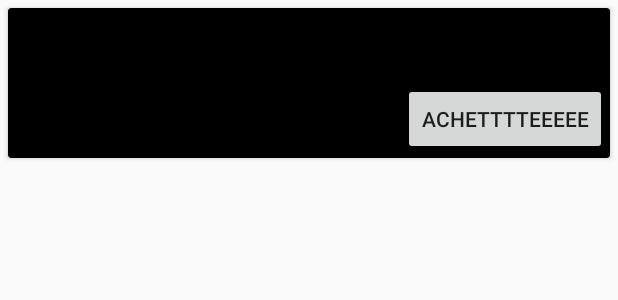
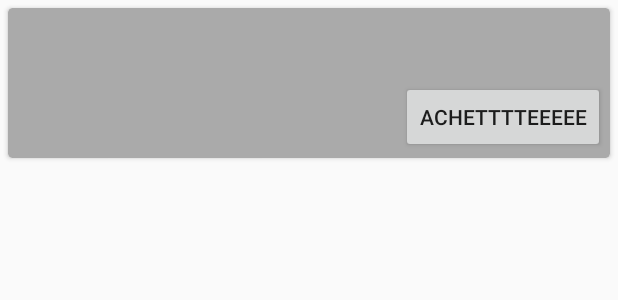
Before and after one commit to Lyofen/HenriPotier, an Android app: the layout item_book.xml on its own in the app's theme, with its tools: preview values and no code run, on a phone screen of 412 x 824 dp. Shown: the top 300 px of the screen. Run offline under Robolectric (Android 15) with nearby library versions, the phone set to English and light mode, and no system bars.

Commit message:
cardview design

```diff
--- a/app/src/main/java/com/remytabardel/henripotier/adapters/BookAdapter.java
+++ b/app/src/main/java/com/remytabardel/henripotier/adapters/BookAdapter.java
@@ -6,6 +6,7 @@ import android.view.LayoutInflater;
 import android.view.View;
 import android.view.ViewGroup;
 import android.widget.ImageView;
+import android.widget.RelativeLayout;
 import android.widget.TextView;
 
 import com.remytabardel.henripotier.R;
@@ -27,6 +28,7 @@ public class BookAdapter extends RecyclerView.Adapter<BookAdapter.ViewHolder> {
         @BindView(R.id.textview_price) TextView mTextViewPrice;
         @BindView(R.id.textview_isbn) TextView mTextViewIsbn;
         @BindView(R.id.imageview_cover) ImageView mImageViewCover;
+        @BindView(R.id.relative_content) RelativeLayout mRelativeContent;
 
         public ViewHolder(View view) {
             super(view);
@@ -62,8 +64,7 @@ public class BookAdapter extends RecyclerView.Adapter<BookAdapter.ViewHolder> {
         //set theme colors
         holder.mTextViewTitle.setTextColor(currentBook.getBookTheme().getColorTextTitle());
         holder.mTextViewIsbn.setTextColor(currentBook.getBookTheme().getColorTextBody());
-       // holder.mTextViewPrice.setTextColor(currentBook.getBookTheme().getColorTextBody());
-        holder.itemView.setBackgroundColor(currentBook.getBookTheme().getColorBackground());
+        holder.mRelativeContent.setBackgroundColor(currentBook.getBookTheme().getColorBackground());
 
     }
 
--- a/app/src/main/res/layout/item_book.xml
+++ b/app/src/main/res/layout/item_book.xml
@@ -1,18 +1,18 @@
 <?xml version="1.0" encoding="utf-8"?>
 <android.support.v7.widget.CardView xmlns:android="http://schemas.android.com/apk/res/android"
-                                    xmlns:app="http://schemas.android.com/apk/res-auto"
-                                    android:layout_width="match_parent"
-                                    android:layout_height="@dimen/item_book_height"
-                                    android:layout_margin="5dp"
-                                    android:padding="2dp"
-                                    app:cardBackgroundColor="@android:color/black"
-                                    app:cardCornerRadius="2dp"
-                                    app:cardElevation="2dp">
+    xmlns:app="http://schemas.android.com/apk/res-auto"
+    android:layout_width="match_parent"
+    android:layout_height="@dimen/item_book_height"
+    android:layout_margin="5dp"
+    app:cardBackgroundColor="@android:color/darker_gray"
+    app:cardCornerRadius="3dp"
+    app:cardElevation="2dp">
 
     <RelativeLayout
-
+        android:id="@+id/relative_content"
         android:layout_width="match_parent"
         android:layout_height="wrap_content"
+        android:layout_margin="1dp"
         android:padding="2dp">
 
         <ImageView
@@ -20,14 +20,14 @@
             android:layout_width="wrap_content"
             android:layout_height="match_parent"
             android:layout_margin="2dp"
-            android:layout_marginRight="5dp"/>
+            android:layout_marginRight="5dp" />
 
         <TextView
             android:id="@+id/textview_title"
             android:layout_width="match_parent"
             android:layout_height="wrap_content"
             android:layout_toRightOf="@+id/imageview_cover"
-            android:textStyle="bold"/>
+            android:textStyle="bold" />
 
         <TextView
             android:id="@+id/textview_isbn"
@@ -35,7 +35,7 @@
             android:layout_height="wrap_content"
             android:layout_below="@+id/textview_title"
             android:layout_toRightOf="@+id/imageview_cover"
-            android:textStyle="italic"/>
+            android:textStyle="italic" />
 
         <TextView
             android:id="@+id/textview_price"
@@ -43,14 +43,14 @@
             android:layout_height="wrap_content"
             android:layout_alignParentBottom="true"
             android:layout_toRightOf="@+id/imageview_cover"
-            android:textColor="@android:color/black"/>
+            android:textColor="@android:color/black" />
 
         <Button
             android:layout_width="wrap_content"
             android:layout_height="wrap_content"
             android:layout_alignParentBottom="true"
             android:layout_alignParentRight="true"
-            android:text="achetttteeeee"/>
+            android:text="achetttteeeee" />
     </RelativeLayout>
 
 </android.support.v7.widget.CardView>
```
